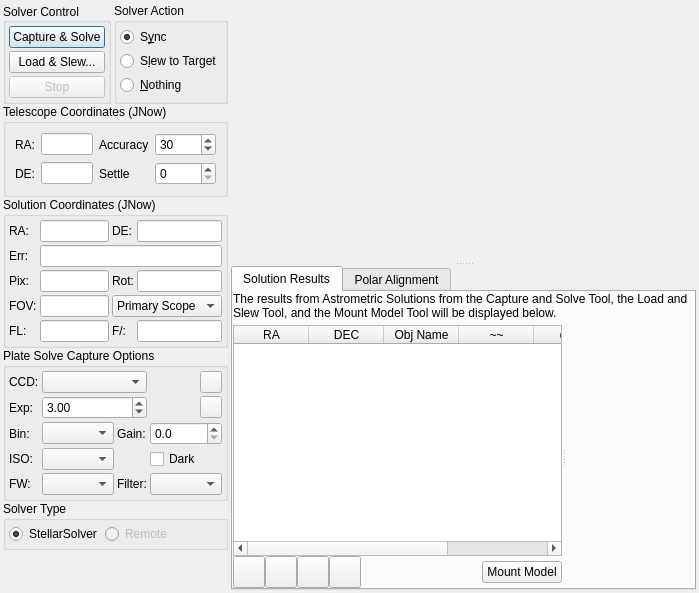
Qt form kstars/ekos/align/align.ui (KDE/kstars) before a commit.
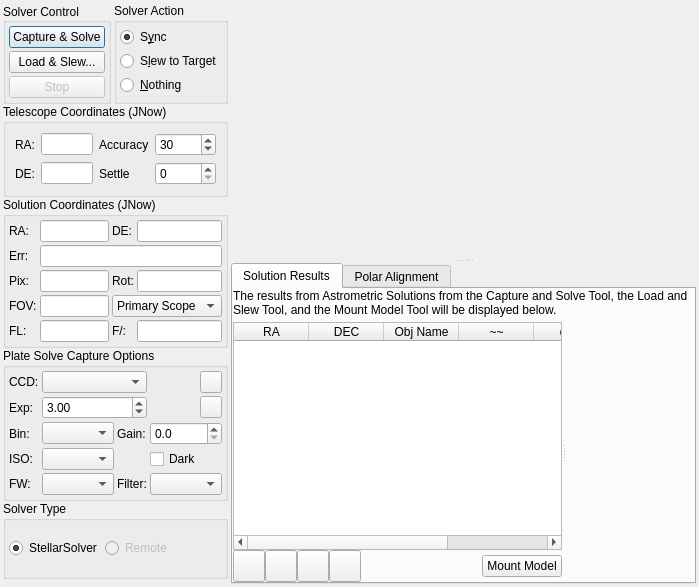
The same form after that commit. Custom widgets are drawn as their Qt base class.

Commit message: Make use of all available space

The edit to the form file:
```diff
--- a/kstars/ekos/align/align.ui
+++ b/kstars/ekos/align/align.ui
@@ -727,12 +727,12 @@
         <enum>Qt::Vertical</enum>
        </property>
        <property name="sizeType">
-        <enum>QSizePolicy::MinimumExpanding</enum>
+        <enum>QSizePolicy::Minimum</enum>
        </property>
        <property name="sizeHint" stdset="0">
         <size>
          <width>20</width>
-         <height>40</height>
+         <height>5</height>
         </size>
        </property>
       </spacer>
```
